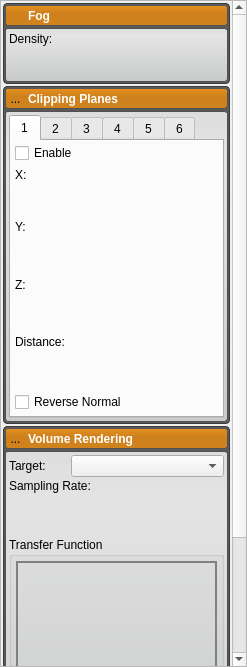
Qt form src/Interface/Application/RenderingDockWidget.ui (SCIInstitute/Seg3D) before a commit.
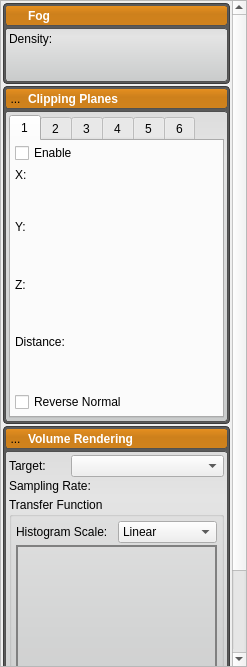
The same form after that commit. Icons and pictures are not drawn. Custom widgets are drawn as their Qt base class.

Commit message: Added an option to transfer function features to turn them on/off. Implemented dragging transfer function features in the editor. Hooked up all the volume rendering related signals so they will cause redraws properly. UI tweaks.

```diff
--- a/src/Interface/Application/RenderingDockWidget.ui
+++ b/src/Interface/Application/RenderingDockWidget.ui
@@ -165,9 +165,9 @@
        <property name="geometry">
         <rect>
          <x>0</x>
-         <y>-139</y>
+         <y>-100</y>
          <width>228</width>
-         <height>792</height>
+         <height>754</height>
         </rect>
        </property>
        <layout class="QVBoxLayout" name="scroll_area_layout_">
@@ -1342,12 +1342,6 @@
            </item>
            <item>
             <widget class="QWidget" name="vr_content_" native="true">
-             <property name="sizePolicy">
-              <sizepolicy hsizetype="Preferred" vsizetype="Preferred">
-               <horstretch>0</horstretch>
-               <verstretch>0</verstretch>
-              </sizepolicy>
-             </property>
              <layout class="QVBoxLayout" name="verticalLayout_21">
               <property name="spacing">
                <number>2</number>
@@ -1395,26 +1389,7 @@
                </widget>
               </item>
               <item>
-               <widget class="QtUtils::QtSliderDoubleCombo" name="vr_sample_rate_" native="true">
-                <property name="sizePolicy">
-                 <sizepolicy hsizetype="Preferred" vsizetype="Fixed">
-                  <horstretch>0</horstretch>
-                  <verstretch>0</verstretch>
-                 </sizepolicy>
-                </property>
-                <property name="minimumSize">
-                 <size>
-                  <width>0</width>
-                  <height>40</height>
-                 </size>
-                </property>
-                <property name="maximumSize">
-                 <size>
-                  <width>16777215</width>
-                  <height>40</height>
-                 </size>
-                </property>
-               </widget>
+               <widget class="QtUtils::QtSliderDoubleCombo" name="vr_sample_rate_" native="true"/>
               </item>
               <item>
                <widget class="QGroupBox" name="groupBox">
@@ -1434,8 +1409,57 @@
                  <property name="margin">
                   <number>4</number>
                  </property>
+                 <item>
+                  <layout class="QHBoxLayout" name="horizontalLayout_6">
+                   <property name="spacing">
+                    <number>2</number>
+                   </property>
+                   <property name="topMargin">
+                    <number>0</number>
+                   </property>
+                   <item>
+                    <widget class="QLabel" name="label_28">
+                     <property name="text">
+                      <string>Histogram Scale:</string>
+                     </property>
+                    </widget>
+                   </item>
+                   <item>
+                    <widget class="QComboBox" name="histogram_scale_combobox_">
+                     <item>
+                      <property name="text">
+                       <string>Linear</string>
+                      </property>
+                     </item>
+                     <item>
+                      <property name="text">
+                       <string>Logarithmic</string>
+                      </property>
+                     </item>
+                    </widget>
+                   </item>
+                  </layout>
+                 </item>
                  <item>
                   <widget class="QWidget" name="widget_2" native="true">
+                   <property name="sizePolicy">
+                    <sizepolicy hsizetype="Preferred" vsizetype="Fixed">
+                     <horstretch>0</horstretch>
+                     <verstretch>0</verstretch>
+                    </sizepolicy>
+                   </property>
+                   <property name="minimumSize">
+                    <size>
+                     <width>0</width>
+                     <height>150</height>
+                    </size>
+                   </property>
+                   <property name="maximumSize">
+                    <size>
+                     <width>16777215</width>
+                     <height>150</height>
+                    </size>
+                   </property>
                    <property name="styleSheet">
                     <string notr="true">border: 1px solid gray</string>
                    </property>
@@ -1448,24 +1472,6 @@
                     </property>
                     <item>
                      <widget class="QtUtils::QtHistogramGraph" name="histogram_" native="true">
-                      <property name="sizePolicy">
-                       <sizepolicy hsizetype="Preferred" vsizetype="Fixed">
-                        <horstretch>0</horstretch>
-                        <verstretch>0</verstretch>
-                       </sizepolicy>
-                      </property>
-                      <property name="minimumSize">
-                       <size>
-                        <width>0</width>
-                        <height>180</height>
-                       </size>
-                      </property>
-                      <property name="maximumSize">
-                       <size>
-                        <width>16777215</width>
-                        <height>180</height>
-                       </size>
-                      </property>
                       <layout class="QVBoxLayout" name="verticalLayout_23">
                        <property name="spacing">
                         <number>0</number>
@@ -1481,12 +1487,6 @@
                            <verstretch>0</verstretch>
                           </sizepolicy>
                          </property>
-                         <property name="maximumSize">
-                          <size>
-                           <width>16777215</width>
-                           <height>256</height>
-                          </size>
-                         </property>
                          <property name="styleSheet">
                           <string notr="true">background: transparent;
 border: 0px</string>
```
Left out of the diff: 3 changed lines with no effect on the pictures. The commit also changes 16 other files.
